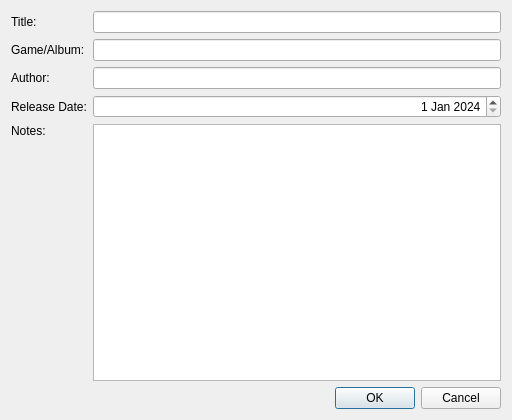
Above: dialogs/info/projectinfodialog.ui from nirjacobson/Chromasound-Studio before the change. Below: the same form after it.
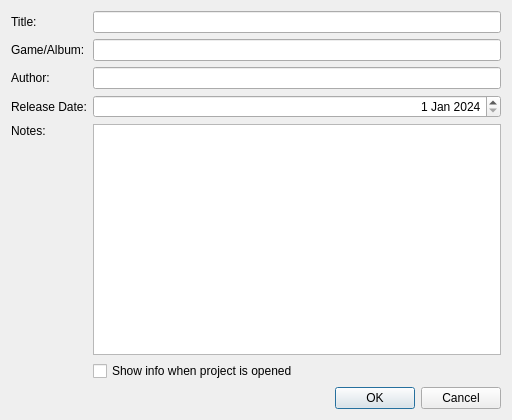
That is the form after the change.

Commit message: info screen

Diff of the .ui file:
```diff
--- a/dialogs/info/projectinfodialog.ui
+++ b/dialogs/info/projectinfodialog.ui
@@ -19,8 +19,6 @@
   <property name="windowTitle">
    <string>Project Info</string>
   </property>
-  <layout class="QVBoxLayout" name="verticalLayout">
-   <item>
     <layout class="QGridLayout" name="gridLayout">
      <item row="0" column="0">
       <widget class="QLabel" name="titleLabel">
@@ -62,7 +60,7 @@
      <item row="3" column="1">
       <widget class="QDateEdit" name="releaseDateEdit">
        <property name="alignment">
-        <set>Qt::AlignRight|Qt::AlignTrailing|Qt::AlignVCenter</set>
+      <set>Qt::AlignmentFlag::AlignRight|Qt::AlignmentFlag::AlignTrailing|Qt::AlignmentFlag::AlignVCenter</set>
        </property>
        <property name="date">
         <date>
@@ -86,25 +84,30 @@
      <item row="5" column="0">
       <spacer name="verticalSpacer">
        <property name="orientation">
-        <enum>Qt::Vertical</enum>
+      <enum>Qt::Orientation::Vertical</enum>
        </property>
        <property name="sizeHint" stdset="0">
         <size>
          <width>20</width>
-         <height>40</height>
+       <height>204</height>
         </size>
        </property>
       </spacer>
      </item>
-    </layout>
+   <item row="6" column="1">
+    <widget class="QCheckBox" name="showOnOpenCheckBox">
+     <property name="text">
+      <string>Show info when project is opened</string>
+     </property>
+    </widget>
    </item>
-   <item>
+   <item row="7" column="0" colspan="2">
     <widget class="QDialogButtonBox" name="buttonBox">
      <property name="orientation">
-      <enum>Qt::Horizontal</enum>
+      <enum>Qt::Orientation::Horizontal</enum>
      </property>
      <property name="standardButtons">
-      <set>QDialogButtonBox::Cancel|QDialogButtonBox::Ok</set>
+      <set>QDialogButtonBox::StandardButton::Cancel|QDialogButtonBox::StandardButton::Ok</set>
      </property>
     </widget>
    </item>
```
Lines whose indentation alone changed are shown as unchanged. The commit also changes 10 other files.
